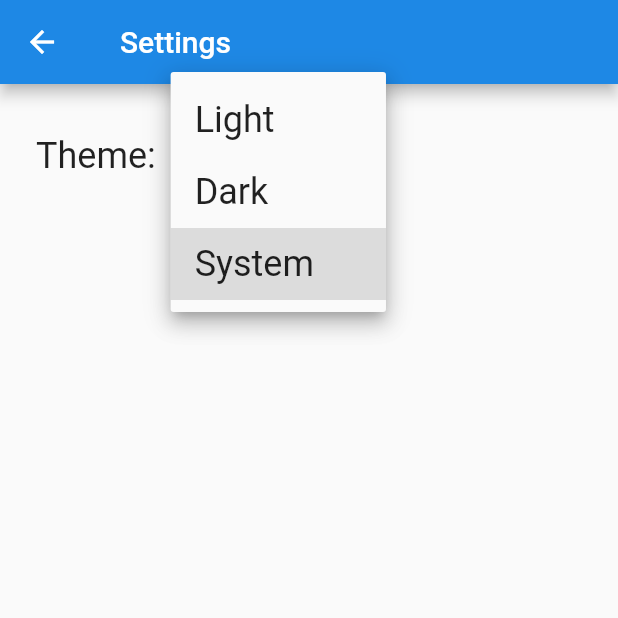
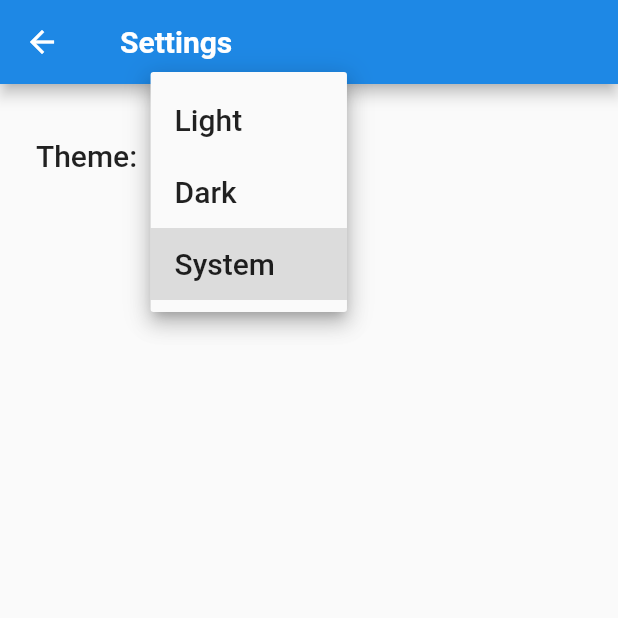
Before and after one commit to philripd/anime-browser, a Flutter app: the Settings screen opened directly, after a tap on "System", on a phone screen of 412 x 824 dp, the top half of it. Run offline on Flutter 3.47's test engine with Material 2 defaults, Android fonts, the phone set to English and light mode, and no system bars; our stand-ins replace shared_preferences; accounts and stored records are empty.

Commit message:
Tweak text styling and consolidate AppBar theme - Bold AppBar text - Resize theme selector text to textTheme.headline 6

```diff
--- a/lib/page/settings_page.dart
+++ b/lib/page/settings_page.dart
@@ -27,7 +27,7 @@ class _SettingsState extends State<Settings> {
                     padding: const EdgeInsets.fromLTRB(0, 0, 20, 0),
                     child: Text(
                       'Theme: ',
-                      style: Theme.of(context).textTheme.headline5,
+                      style: Theme.of(context).textTheme.headline6,
                     ),
                   ),
                   Consumer<ThemeProvider>(
@@ -40,21 +40,21 @@ class _SettingsState extends State<Settings> {
                           value: 'light',
                           child: Text(
                             'Light',
-                            style: Theme.of(context).textTheme.headline5,
+                            style: Theme.of(context).textTheme.headline6,
                           ),
                         ),
                         DropdownMenuItem(
                           value: 'dark',
                           child: Text(
                             'Dark',
-                            style: Theme.of(context).textTheme.headline5,
+                            style: Theme.of(context).textTheme.headline6,
                           ),
                         ),
                         DropdownMenuItem(
                           value: 'system',
                           child: Text(
                             'System',
-                            style: Theme.of(context).textTheme.headline5,
+                            style: Theme.of(context).textTheme.headline6,
                           ),
                         ),
                       ],
--- a/lib/provider/theme_provider.dart
+++ b/lib/provider/theme_provider.dart
@@ -29,10 +29,7 @@ class ThemeProvider extends ChangeNotifier {
 
 class Themes {
   static final darkTheme = ThemeData(
-    appBarTheme: AppBarTheme(
-      color: Colors.blue.shade600,
-      titleSpacing: 24,
-    ),
+    appBarTheme: _appBarTheme,
     bottomNavigationBarTheme: BottomNavigationBarThemeData(
       backgroundColor: Colors.grey.shade900,
       selectedItemColor: Colors.blue.shade600,
@@ -41,14 +38,20 @@ class Themes {
   );
 
   static final lightTheme = ThemeData(
-    appBarTheme: AppBarTheme(
-      color: Colors.blue.shade600,
-      titleSpacing: 24,
-    ),
+    appBarTheme: _appBarTheme,
     bottomNavigationBarTheme: BottomNavigationBarThemeData(
       backgroundColor: Colors.grey.shade300,
       selectedItemColor: Colors.blue.shade600,
     ),
     colorScheme: const ColorScheme.light(),
   );
+
+  static final _appBarTheme = AppBarTheme(
+    color: Colors.blue.shade600,
+    titleSpacing: 24,
+    titleTextStyle: const TextStyle(
+      fontSize: 20,
+      fontWeight: FontWeight.bold,
+    ),
+  );
 }
```
